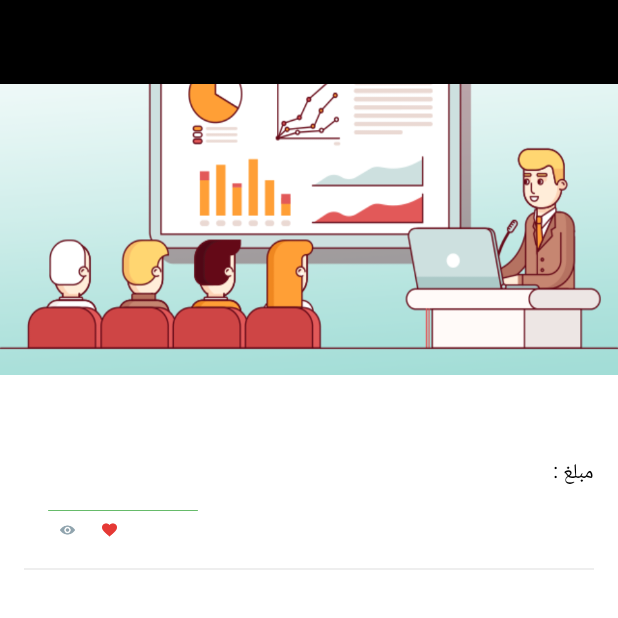
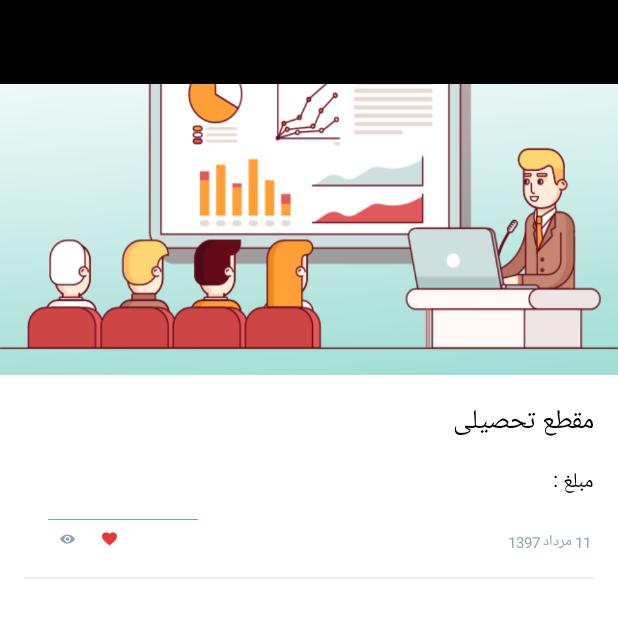
Before and after one commit to minaekhtiari/hamrahMoallem, an Android app: the layout fragment_article_text_view.xml on its own in the app's theme, with its tools: preview values and no code run, on a phone screen of 412 x 824 dp. Shown: the top 618 px of the screen. Run offline under Robolectric (Android 15) with nearby library versions, the phone set to English and light mode, and no system bars; Roboto replaces fonts that are not available here.

Commit message:
ArticleTextViewWhitoutInternet

```diff
--- a/app/src/main/res/layout/fragment_article_text_view.xml
+++ b/app/src/main/res/layout/fragment_article_text_view.xml
@@ -107,6 +107,7 @@
 
             >
             <TextView
+                android:text="مقطع تحصیلی"
                 android:id="@+id/fragment_article_textTitle"
                 android:layout_width="match_parent"
                 android:layout_height="wrap_content"
@@ -174,6 +175,7 @@
                     >
 
                     <TextView
+                        android:text="11"
                         android:id="@+id/fragment_articel_text_txtDateDay"
                         android:layout_width="wrap_content"
                         android:layout_height="wrap_content"
@@ -183,6 +185,7 @@
                         android:layout_alignParentRight="true"
                         />
                     <TextView
+                        android:text="مرداد"
                         android:id="@+id/fragment_articel_text_txtDateMounth"
                         android:layout_width="wrap_content"
                         android:layout_height="wrap_content"
@@ -193,6 +196,7 @@
                         />
 
                     <TextView
+                        android:text="1397"
                         android:id="@+id/fragment_articel_text_txtDateYear"
                         android:layout_width="wrap_content"
                         android:layout_height="wrap_content"
```
Also changed, not shown: app/src/main/java/fragments/Fragment_ArticleTextView.java (+27 -9 lines), 2 other files.
